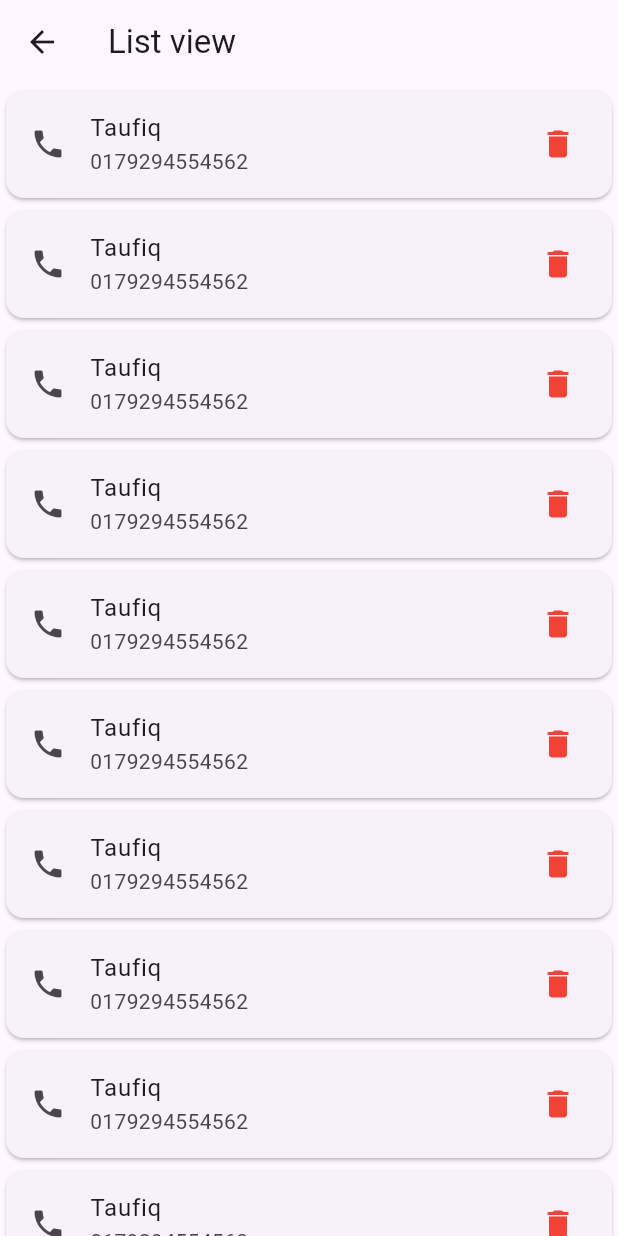
After one commit to taufiqurSabbir/ostad_flutter_13, a Flutter app: the FList screen opened by its route, on a phone screen of 412 x 824 dp. The commit adds this screen. Run offline on Flutter 3.47's test engine with Material 3 defaults, Android fonts, the phone set to English and light mode, and no system bars; network calls fail.

Commit message:
module_9_class_2

```diff
--- /dev/null
+++ b/lib/module_9/class_2.dart
@@ -0,0 +1,26 @@
+import 'package:flutter/material.dart';
+class FList extends StatelessWidget {
+  const FList({super.key});
+
+  @override
+  Widget build(BuildContext context) {
+    return Scaffold(
+      appBar: AppBar(
+        title: Text('List view'),
+      ),
+      body: ListView.builder(
+        itemCount: 20,
+        itemBuilder: (context,index){
+          return Card(
+            child: ListTile(
+              title: Text('Taufiq'),
+              subtitle: Text('0179294554562'),
+              leading: Icon(Icons.phone),
+              trailing: Icon(Icons.delete,color: Colors.red,),
+            ),
+          );
+        },
+      ),
+    );
+  }
+}
```
Also changed, not shown: lib/app.dart (+13 -1 lines), lib/module_8/class_2.dart (+24 -6 lines), lib/module_8/dashboard.dart (+3 -4 lines), lib/module_9/class_2_stack.dart (added, +75 -0 lines).
